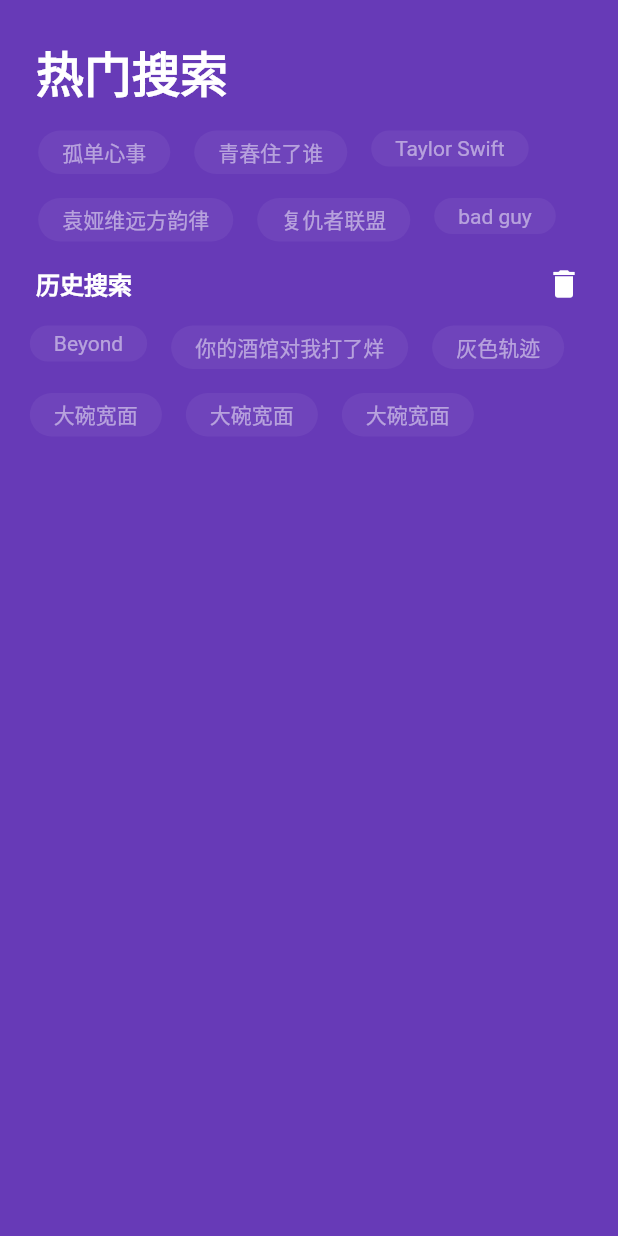
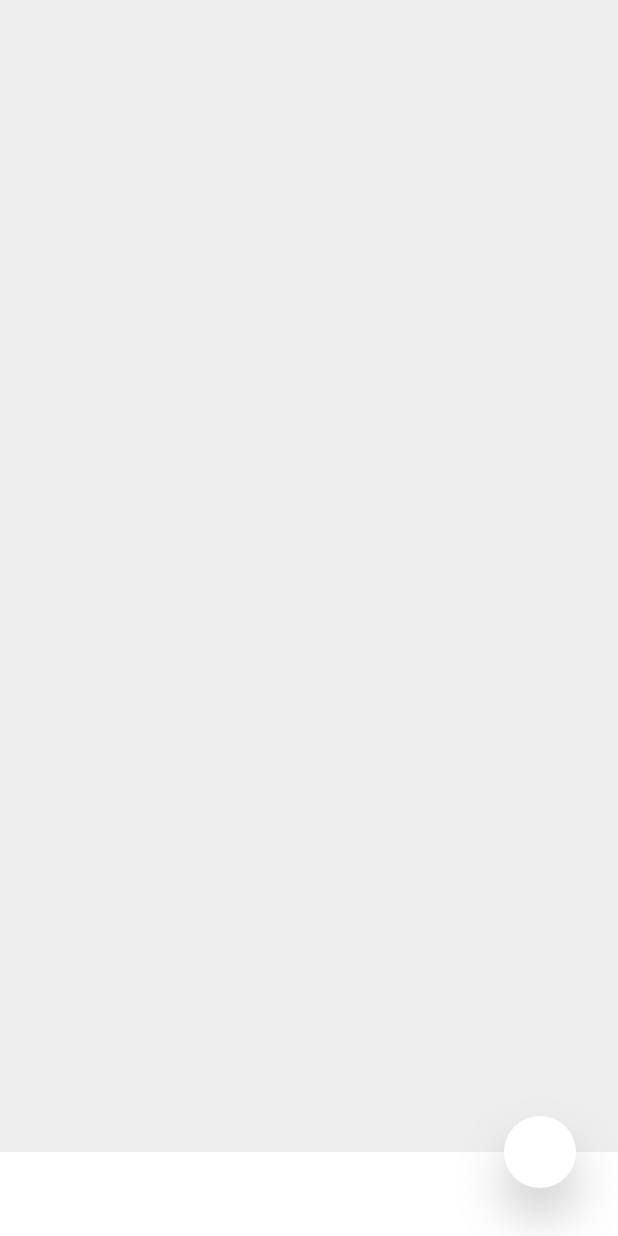
Before and after one commit to beyondbkcy/flutter_01, a Flutter app: the screen it shows after launch, on a phone screen of 412 x 824 dp. Run offline on Flutter 3.47's test engine with Material 2 defaults, Android fonts, the phone set to English and light mode, and no system bars.

Commit message:
小球定位的算法

```diff
--- a/lib/main.dart
+++ b/lib/main.dart
@@ -1,3 +1,5 @@
+import 'dart:ui';
+
 import 'package:flutter/material.dart';
 import './utils/System.dart';
 
@@ -6,69 +8,105 @@ void main() => runApp(MyApp());
 class MyApp extends StatelessWidget {
   @override
   Widget build(BuildContext context) {
-    SystemUtils.setStatusBarStyle(Brightness.light);
+    SystemUtils.setStatusBarStyle(Brightness.dark);
     return MaterialApp(
       debugShowCheckedModeBanner: true,
       title: '网易云音乐',
-      home: buildHome(),
+      home: Home(),
     );
+  }
 }
 
 //app主体
-  Scaffold buildHome() => Scaffold(
-        backgroundColor: Colors.deepPurple,
+class Home extends StatelessWidget {
+  @override
+  Widget build(BuildContext context) {
+    return Scaffold(
+      backgroundColor: Color(0xffeeeeee),
       body: SafeArea(
-          child: Column(
+        child: Stack(
           children: <Widget>[
-              Container(
-                alignment: Alignment.topLeft,
-                margin: EdgeInsets.only(top: 24, left: 24),
-                child: Text(
-                  '热门搜索',
-                  style: TextStyle(
+            //底部栏
+            Positioned(
+              bottom: 0,
+              width: MediaQuery.of(context).size.width,
+              height: 56,
+              child: Container(
                 color: Colors.white,
-                    fontSize: 32,
-                    fontWeight: FontWeight.bold,
               ),
             ),
-              ),
-              buildHotSearch(),
-              Row(
-                mainAxisAlignment: MainAxisAlignment.spaceBetween,
-                children: <Widget>[
-                  Container(
-                    alignment: Alignment.topLeft,
-                    margin: EdgeInsets.only(left: 24),
-                    child: Text(
-                      '历史搜索',
-                      style: TextStyle(
+            //小球
+            Positioned(
+              bottom:32,
+              right: 28,
+              child: Container(
+                width: 48,
+                height: 48,
+                decoration: BoxDecoration(
                   color: Colors.white,
-                        fontSize: 16,
-                        fontWeight: FontWeight.bold,
+                  borderRadius: BorderRadius.circular(48),
+                  boxShadow: [
+                    BoxShadow(
+                      color: Colors.black.withOpacity(0.2),
+                      offset: Offset(0, 20),
+                      blurRadius: 28,
+                    )
+                  ]
                 ),
               ),
-                  ),
-                  Container(
-                    margin: EdgeInsets.only(right: 24),
-                    child: Icon(
-                      Icons.delete,
-                      color: Colors.white,
-                      size: 24,
-                    ),
             )
-                ],
-              ),
-              buildHistoricalSearch()
+            // Container(
+            //   alignment: Alignment.topLeft,
+            //   margin: EdgeInsets.only(top: 24, left: 24),
+            //   child: Text(
+            //     '热门搜索',
+            //     style: TextStyle(
+            //       color: Color(0xff1E1F2D),
+            //       fontSize: 32,
+            //       fontWeight: FontWeight.bold,
+            //     ),
+            //   ),
+            // ),
+            // buildHotSearch(),
+            // Row(
+            //   mainAxisAlignment: MainAxisAlignment.spaceBetween,
+            //   children: <Widget>[
+            //     Container(
+            //       alignment: Alignment.topLeft,
+            //       margin: EdgeInsets.only(left: 24, top: 24),
+            //       child: Text(
+            //         '历史搜索',
+            //         style: TextStyle(
+            //           color: Color(0xff1E1F2D),
+            //           fontSize: 16,
+            //           fontWeight: FontWeight.bold,
+            //         ),
+            //       ),
+            //     ),
+            //     Container(
+            //       margin: EdgeInsets.only(right: 24, top: 24),
+            //       child: Icon(
+            //         Icons.delete,
+            //         color: Color(0xff1E1F2D),
+            //         size: 24,
+            //       ),
+            //     )
+            //   ],
+            // ),
+            // buildHistoricalSearch(),
           ],
         ),
       ),
     );
+  }
+}
 
 // 热门搜索
 Container buildHotSearch() => Container(
       padding: EdgeInsets.only(left: 0, top: 16),
       child: Wrap(
-          alignment: WrapAlignment.start,
+        runSpacing: 8,
+        spacing: 8,
         children: <Widget>[
           buildContainer1('孤单心事'),
           buildContainer1('青春住了谁'),
@@ -80,27 +118,12 @@ class MyApp extends StatelessWidget {
       ),
     );
 
-// 热门搜索小部件
-  Container buildContainer1(str) => Container(
-        margin: EdgeInsets.only(right: 16, bottom: 16),
-        decoration: BoxDecoration(
-          color: Colors.white.withOpacity(0.05),
-          borderRadius: BorderRadius.circular(100),
-        ),
-        padding: EdgeInsets.only(left: 16, right: 16, top: 4, bottom: 4),
-        child: Text(
-          str,
-          style: TextStyle(
-            color: Colors.white.withOpacity(0.5),
-          ),
-        ),
-      );
-
 // 历史搜索
 Container buildHistoricalSearch() => Container(
       padding: EdgeInsets.only(left: 0, top: 16),
       child: Wrap(
-          alignment: WrapAlignment.start,
+        runSpacing: 8,
+        spacing: 8,
         children: <Widget>[
           buildContainer2('Beyond'),
           buildContainer2('你的酒馆对我打了烊'),
@@ -112,19 +135,32 @@ class MyApp extends StatelessWidget {
       ),
     );
 
-//历史搜索小部件
-  Container buildContainer2(str) => Container(
-        margin: EdgeInsets.only(right: 16, bottom: 16),
+// 热门搜索小部件
+Container buildContainer1(str) => Container(
       decoration: BoxDecoration(
-          color: Colors.white.withOpacity(0.05),
+        color: Color(0x101E1F2D),
         borderRadius: BorderRadius.circular(100),
       ),
       padding: EdgeInsets.only(left: 16, right: 16, top: 4, bottom: 4),
       child: Text(
         str,
         style: TextStyle(
-            color: Colors.white.withOpacity(0.5),
+          color: Color(0xff1E1F2D),
         ),
       ),
     );
-}
+
+//历史搜索小部件
+Container buildContainer2(str) => Container(
+      decoration: BoxDecoration(
+        color: Color(0x101E1F2D),
+        borderRadius: BorderRadius.circular(100),
+      ),
+      padding: EdgeInsets.only(left: 16, right: 16, top: 4, bottom: 4),
+      child: Text(
+        str,
+        style: TextStyle(
+          color: Color(0xff1E1F2D),
+        ),
+      ),
+    );
```
Lines whose indentation alone changed are shown as unchanged.
